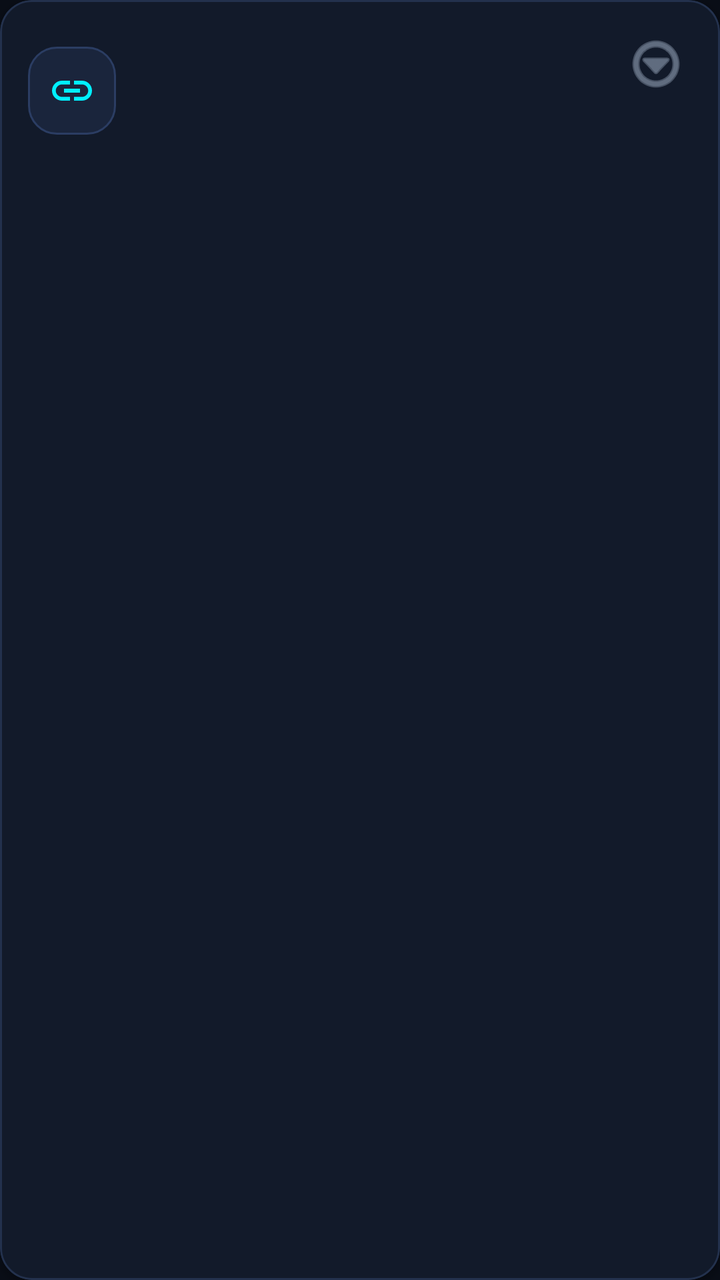
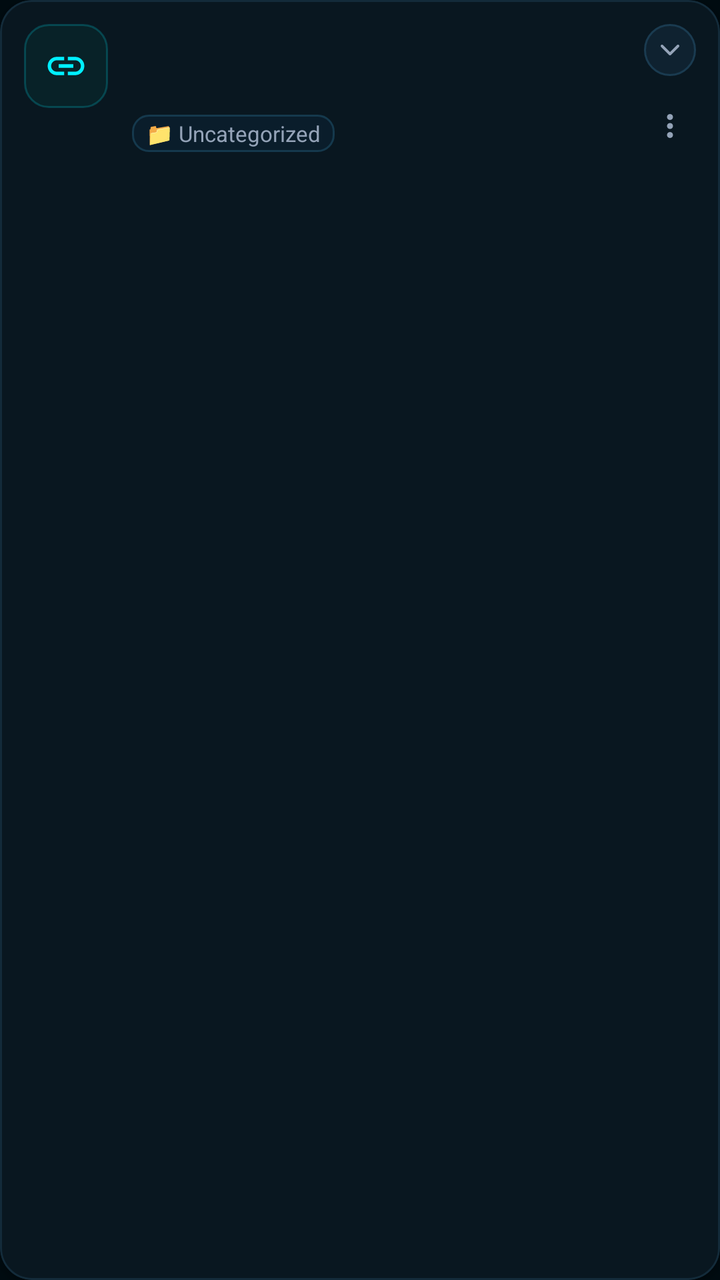

Two renders of the same Android screen: before a commit and after it. Below are the layout's source before the change and the commit's diff.
<!-- AndroidManifest.xml: application theme Theme.LinkVault -->
<!-- res/layout/item_link.xml -->
<?xml version="1.0" encoding="utf-8"?>
<com.google.android.material.card.MaterialCardView xmlns:android="http://schemas.android.com/apk/res/android"
    xmlns:app="http://schemas.android.com/apk/res-auto"
    android:layout_width="match_parent"
    android:layout_height="wrap_content"
    android:layout_marginStart="14dp"
    android:layout_marginTop="6dp"
    android:layout_marginEnd="14dp"
    android:layout_marginBottom="6dp"
    android:clickable="true"
    android:focusable="true"
    app:cardBackgroundColor="@color/cyber_surface_card"
    app:cardCornerRadius="16dp"
    app:cardElevation="2dp"
    app:strokeWidth="1dp"
    app:strokeColor="@color/cyber_border">

    <androidx.constraintlayout.widget.ConstraintLayout
        android:layout_width="match_parent"
        android:layout_height="wrap_content"
        android:padding="14dp">

        
        <FrameLayout
            android:id="@+id/iconContainer"
            android:layout_width="44dp"
            android:layout_height="44dp"
            android:background="@drawable/bg_icon_badge"
            app:layout_constraintStart_toStartOf="parent"
            app:layout_constraintTop_toTopOf="parent"
            app:layout_constraintBottom_toBottomOf="parent">

            <ImageView
                android:id="@+id/typeIcon"
                android:layout_width="24dp"
                android:layout_height="24dp"
                android:layout_gravity="center"
                android:src="@drawable/ic_link"
                android:contentDescription="@null" />
        </FrameLayout>

        
        <TextView
            android:id="@+id/itemTitle"
            android:layout_width="0dp"
            android:layout_height="wrap_content"
            android:layout_marginStart="14dp"
            android:layout_marginEnd="6dp"
            android:ellipsize="end"
            android:maxLines="2"
            android:textStyle="bold"
            android:textColor="@color/cyber_text_primary"
            android:textAppearance="?attr/textAppearanceTitleMedium"
            app:layout_constraintEnd_toStartOf="@id/pinIcon"
            app:layout_constraintStart_toEndOf="@id/iconContainer"
            app:layout_constraintTop_toTopOf="parent" />

        
        <TextView
            android:id="@+id/itemUrl"
            android:layout_width="0dp"
            android:layout_height="wrap_content"
            android:layout_marginStart="14dp"
            android:layout_marginTop="3dp"
            android:layout_marginEnd="6dp"
            android:ellipsize="middle"
            android:maxLines="1"
            android:singleLine="true"
            android:textAppearance="?attr/textAppearanceBodySmall"
            android:textColor="@color/cyber_cyan"
            app:layout_constraintEnd_toStartOf="@id/pinIcon"
            app:layout_constraintStart_toEndOf="@id/iconContainer"
            app:layout_constraintTop_toBottomOf="@id/itemTitle" />

        
        <TextView
            android:id="@+id/itemSummary"
            android:layout_width="0dp"
            android:layout_height="wrap_content"
            android:layout_marginStart="14dp"
            android:layout_marginTop="4dp"
            android:layout_marginEnd="6dp"
            android:ellipsize="end"
            android:maxLines="2"
            android:textAppearance="?attr/textAppearanceBodySmall"
            android:textColor="@color/cyber_text_secondary"
            android:visibility="gone"
            app:layout_constraintEnd_toStartOf="@id/pinIcon"
            app:layout_constraintStart_toEndOf="@id/iconContainer"
            app:layout_constraintTop_toBottomOf="@id/itemUrl" />

        
        <TextView
            android:id="@+id/itemMeta"
            android:layout_width="0dp"
            android:layout_height="wrap_content"
            android:layout_marginStart="14dp"
            android:layout_marginTop="5dp"
            android:layout_marginEnd="8dp"
            android:ellipsize="end"
            android:maxLines="1"
            android:textAppearance="?attr/textAppearanceBodySmall"
            android:textColor="@color/cyber_text_secondary"
            app:layout_constraintEnd_toStartOf="@id/moreButton"
            app:layout_constraintStart_toEndOf="@id/iconContainer"
            app:layout_constraintTop_toBottomOf="@id/itemSummary" />

        
        <ImageView
            android:id="@+id/pinIcon"
            android:layout_width="20dp"
            android:layout_height="20dp"
            android:contentDescription="@string/action_pin"
            android:src="@drawable/ic_star"
            android:visibility="gone"
            app:layout_constraintEnd_toStartOf="@id/moreButton"
            app:layout_constraintTop_toTopOf="parent" />

        
        <ImageButton
            android:id="@+id/moreButton"
            android:layout_width="36dp"
            android:layout_height="36dp"
            android:background="?attr/selectableItemBackgroundBorderless"
            android:contentDescription="@string/menu_more"
            android:src="@android:drawable/ic_menu_more"
            app:tint="@color/cyber_text_secondary"
            app:layout_constraintEnd_toEndOf="parent"
            app:layout_constraintTop_toTopOf="parent" />

    </androidx.constraintlayout.widget.ConstraintLayout>
</com.google.android.material.card.MaterialCardView>
<!-- resources referenced by this layout -->
<resources>
  <color name="cyber_border">#23314D</color>
  <color name="cyber_cyan">#00F0FF</color>
  <color name="cyber_surface_card">#121A2A</color>
  <color name="cyber_text_primary">#F8FAFC</color>
  <color name="cyber_text_secondary">#94A3B8</color>
  <!-- drawable bg_icon_badge (drawable) -->
  <?xml version="1.0" encoding="utf-8"?>
  <shape xmlns:android="http://schemas.android.com/apk/res/android"
      android:shape="rectangle">
      <corners android:radius="14dp" />
      <solid android:color="#1A253C" />
      <stroke
          android:width="1dp"
          android:color="#2B3D63" />
  </shape>
  <string name="action_pin">Pin</string>
  <string name="menu_more">More actions</string>
  <style name="Theme.LinkVault" parent="Theme.Material3.Dark.NoActionBar">
          <item name="colorPrimary">@color/cyber_cyan</item>
          <item name="colorOnPrimary">@color/cyber_bg</item>
          <item name="colorPrimaryContainer">@color/cyber_surface_elevated</item>
          <item name="colorOnPrimaryContainer">@color/cyber_text_primary</item>
          <item name="colorSecondary">@color/cyber_purple</item>
          <item name="colorOnSecondary">@color/cyber_bg</item>
          <item name="colorSurface">@color/cyber_surface</item>
          <item name="colorOnSurface">@color/cyber_text_primary</item>
          <item name="android:windowBackground">@color/cyber_bg</item>
          <item name="android:statusBarColor">@color/cyber_bg</item>
          <item name="android:navigationBarColor">@color/cyber_bg</item>
          <item name="android:windowLightStatusBar">false</item>
      </style>
  <color name="cyber_bg">#090D16</color>
  <color name="cyber_surface_elevated">#172033</color>
  <color name="cyber_purple">#A855F7</color>
  <color name="cyber_surface">#111827</color>
  <!-- unchanged entries left out for length: 2 -->
</resources>

<!-- the commit's change to res/layout/item_link.xml (unified diff, before → after) -->
@@ -4,9 +4,9 @@
     android:layout_width="match_parent"
     android:layout_height="wrap_content"
     android:layout_marginStart="14dp"
-    android:layout_marginTop="6dp"
+    android:layout_marginTop="5dp"
     android:layout_marginEnd="14dp"
-    android:layout_marginBottom="6dp"
+    android:layout_marginBottom="5dp"
     android:clickable="true"
     android:focusable="true"
     app:cardBackgroundColor="@color/cyber_surface_card"
@@ -18,24 +18,24 @@
     <androidx.constraintlayout.widget.ConstraintLayout
         android:layout_width="match_parent"
         android:layout_height="wrap_content"
-        android:padding="14dp">
+        android:padding="12dp">
 
         
         <FrameLayout
             android:id="@+id/iconContainer"
-            android:layout_width="44dp"
-            android:layout_height="44dp"
+            android:layout_width="42dp"
+            android:layout_height="42dp"
             android:background="@drawable/bg_icon_badge"
             app:layout_constraintStart_toStartOf="parent"
-            app:layout_constraintTop_toTopOf="parent"
-            app:layout_constraintBottom_toBottomOf="parent">
+            app:layout_constraintTop_toTopOf="parent">
 
             <ImageView
                 android:id="@+id/typeIcon"
-                android:layout_width="24dp"
-                android:layout_height="24dp"
+                android:layout_width="22dp"
+                android:layout_height="22dp"
                 android:layout_gravity="center"
                 android:src="@drawable/ic_link"
+                app:tint="@color/cyber_cyan"
                 android:contentDescription="@null" />
         </FrameLayout>
 
@@ -44,14 +44,14 @@
             android:id="@+id/itemTitle"
             android:layout_width="0dp"
             android:layout_height="wrap_content"
-            android:layout_marginStart="14dp"
+            android:layout_marginStart="12dp"
             android:layout_marginEnd="6dp"
             android:ellipsize="end"
             android:maxLines="2"
             android:textStyle="bold"
             android:textColor="@color/cyber_text_primary"
-            android:textAppearance="?attr/textAppearanceTitleMedium"
-            app:layout_constraintEnd_toStartOf="@id/pinIcon"
+            android:textSize="14sp"
+            app:layout_constraintEnd_toStartOf="@id/itemChevron"
             app:layout_constraintStart_toEndOf="@id/iconContainer"
             app:layout_constraintTop_toTopOf="parent" />
 
@@ -60,15 +60,15 @@
             android:id="@+id/itemUrl"
             android:layout_width="0dp"
             android:layout_height="wrap_content"
-            android:layout_marginStart="14dp"
+            android:layout_marginStart="12dp"
             android:layout_marginTop="3dp"
             android:layout_marginEnd="6dp"
             android:ellipsize="middle"
             android:maxLines="1"
             android:singleLine="true"
-            android:textAppearance="?attr/textAppearanceBodySmall"
-            android:textColor="@color/cyber_cyan"
-            app:layout_constraintEnd_toStartOf="@id/pinIcon"
+            android:textSize="12sp"
+            android:textColor="@color/cyber_text_cyan"
+            app:layout_constraintEnd_toStartOf="@id/itemChevron"
             app:layout_constraintStart_toEndOf="@id/iconContainer"
             app:layout_constraintTop_toBottomOf="@id/itemTitle" />
 
@@ -77,56 +77,143 @@
             android:id="@+id/itemSummary"
             android:layout_width="0dp"
             android:layout_height="wrap_content"
-            android:layout_marginStart="14dp"
+            android:layout_marginStart="12dp"
             android:layout_marginTop="4dp"
             android:layout_marginEnd="6dp"
             android:ellipsize="end"
             android:maxLines="2"
-            android:textAppearance="?attr/textAppearanceBodySmall"
+            android:textSize="12sp"
+            android:lineSpacingExtra="2dp"
             android:textColor="@color/cyber_text_secondary"
             android:visibility="gone"
-            app:layout_constraintEnd_toStartOf="@id/pinIcon"
+            app:layout_constraintEnd_toStartOf="@id/itemChevron"
             app:layout_constraintStart_toEndOf="@id/iconContainer"
             app:layout_constraintTop_toBottomOf="@id/itemUrl" />
 
         
-        <TextView
-            android:id="@+id/itemMeta"
-            android:layout_width="0dp"
-            android:layout_height="wrap_content"
-            android:layout_marginStart="14dp"
-            android:layout_marginTop="5dp"
-            android:layout_marginEnd="8dp"
-            android:ellipsize="end"
-            android:maxLines="1"
-            android:textAppearance="?attr/textAppearanceBodySmall"
-            android:textColor="@color/cyber_text_secondary"
+        <LinearLayout
+            android:id="@+id/metadataRow"
+            android:layout_width="0dp"
+            android:layout_height="wrap_content"
+            android:layout_marginStart="12dp"
+            android:layout_marginTop="7dp"
+            android:layout_marginEnd="6dp"
+            android:orientation="horizontal"
+            android:gravity="center_vertical"
             app:layout_constraintEnd_toStartOf="@id/moreButton"
             app:layout_constraintStart_toEndOf="@id/iconContainer"
-            app:layout_constraintTop_toBottomOf="@id/itemSummary" />
+            app:layout_constraintTop_toBottomOf="@id/itemSummary">
+
+            
+            <TextView
+                android:id="@+id/metaCategory"
+                android:layout_width="wrap_content"
+                android:layout_height="wrap_content"
+                android:background="@drawable/bg_badge_offline"
+                android:paddingStart="7dp"
+                android:paddingTop="2dp"
+                android:paddingEnd="7dp"
+                android:paddingBottom="2dp"
+                android:text="📁 Uncategorized"
+                android:textColor="@color/cyber_text_secondary"
+                android:textSize="11sp" />
+
+            
+            <TextView
+                android:id="@+id/metaTag"
+                android:layout_width="wrap_content"
+                android:layout_height="wrap_content"
+                android:layout_marginStart="6dp"
+                android:background="@drawable/bg_badge_offline"
+                android:paddingStart="7dp"
+                android:paddingTop="2dp"
+                android:paddingEnd="7dp"
+                android:paddingBottom="2dp"
+                android:textColor="@color/cyber_text_secondary"
+                android:textSize="11sp"
+                android:visibility="gone" />
+
+            
+            <TextView
+                android:id="@+id/metaMoreTags"
+                android:layout_width="wrap_content"
+                android:layout_height="wrap_content"
+                android:layout_marginStart="4dp"
+                android:background="@drawable/bg_badge_offline"
+                android:paddingStart="5dp"
+                android:paddingTop="2dp"
+                android:paddingEnd="5dp"
+                android:paddingBottom="2dp"
+                android:text="+4"
+                android:textColor="@color/cyber_text_secondary"
+                android:textSize="11sp"
+                android:visibility="gone" />
+
+            
+            <TextView
+                android:id="@+id/metaStatus"
+                android:layout_width="wrap_content"
+                android:layout_height="wrap_content"
+                android:layout_marginStart="6dp"
+                android:background="@drawable/bg_badge_offline"
+                android:paddingStart="7dp"
+                android:paddingTop="2dp"
+                android:paddingEnd="7dp"
+                android:paddingBottom="2dp"
+                android:textColor="@color/cyber_emerald"
+                android:textSize="11sp"
+                android:visibility="gone" />
+
+            
+            <TextView
+                android:id="@+id/itemMeta"
+                android:layout_width="wrap_content"
+                android:layout_height="wrap_content"
+                android:textColor="@color/cyber_text_secondary"
+                android:textSize="11sp"
+                android:visibility="gone" />
+        </LinearLayout>
+
+        
+        <ImageButton
+            android:id="@+id/itemChevron"
+            android:layout_width="26dp"
+            android:layout_height="26dp"
+            android:background="@drawable/bg_btn_circle"
+            android:padding="5dp"
+            android:scaleType="fitCenter"
+            android:contentDescription="Expand"
+            android:src="@drawable/ic_chevron_down"
+            app:tint="@color/cyber_text_secondary"
+            app:layout_constraintEnd_toEndOf="parent"
+            app:layout_constraintTop_toTopOf="parent" />
 
         
         <ImageView
             android:id="@+id/pinIcon"
-            android:layout_width="20dp"
-            android:layout_height="20dp"
+            android:layout_width="18dp"
+            android:layout_height="18dp"
             android:contentDescription="@string/action_pin"
             android:src="@drawable/ic_star"
             android:visibility="gone"
-            app:layout_constraintEnd_toStartOf="@id/moreButton"
-            app:layout_constraintTop_toTopOf="parent" />
+            app:tint="@color/cyber_amber"
+            app:layout_constraintEnd_toStartOf="@id/itemChevron"
+            app:layout_constraintTop_toTopOf="parent"
+            android:layout_marginEnd="6dp" />
 
         
         <ImageButton
             android:id="@+id/moreButton"
-            android:layout_width="36dp"
-            android:layout_height="36dp"
+            android:layout_width="26dp"
+            android:layout_height="26dp"
             android:background="?attr/selectableItemBackgroundBorderless"
             android:contentDescription="@string/menu_more"
-            android:src="@android:drawable/ic_menu_more"
+            android:padding="4dp"
+            android:scaleType="fitCenter"
+            android:src="@drawable/ic_more_vert"
             app:tint="@color/cyber_text_secondary"
             app:layout_constraintEnd_toEndOf="parent"
-            app:layout_constraintTop_toTopOf="parent" />
+            app:layout_constraintBottom_toBottomOf="parent" />
 
     </androidx.constraintlayout.widget.ConstraintLayout>
 </com.google.android.material.card.MaterialCardView>
<!-- resource entries referenced after the edit -->
@@ -1,40 +1,91 @@
 <!-- resources referenced by this layout -->
 <resources>
-  <color name="cyber_border">#23314D</color>
+  <color name="cyber_amber">#F59E0B</color>
+  <color name="cyber_border">#132B3A</color>
   <color name="cyber_cyan">#00F0FF</color>
-  <color name="cyber_surface_card">#121A2A</color>
+  <color name="cyber_emerald">#00C853</color>
+  <color name="cyber_surface_card">#091720</color>
+  <color name="cyber_text_cyan">#00F0FF</color>
   <color name="cyber_text_primary">#F8FAFC</color>
   <color name="cyber_text_secondary">#94A3B8</color>
+  <!-- drawable bg_badge_offline (drawable) -->
+  <?xml version="1.0" encoding="utf-8"?>
+  <shape xmlns:android="http://schemas.android.com/apk/res/android"
+      android:shape="rectangle">
+      <corners android:radius="8dp" />
+      <solid android:color="#0A1D2B" />
+      <stroke
+          android:width="1dp"
+          android:color="#15394D" />
+  </shape>
+  <!-- drawable bg_btn_circle (drawable) -->
+  <?xml version="1.0" encoding="utf-8"?>
+  <ripple xmlns:android="http://schemas.android.com/apk/res/android"
+      android:color="#3300F0FF">
+      <item>
+          <shape android:shape="oval">
+              <solid android:color="#0F2230" />
+              <stroke
+                  android:width="1dp"
+                  android:color="#1A3B50" />
+          </shape>
+      </item>
+  </ripple>
   <!-- drawable bg_icon_badge (drawable) -->
   <?xml version="1.0" encoding="utf-8"?>
   <shape xmlns:android="http://schemas.android.com/apk/res/android"
       android:shape="rectangle">
-      <corners android:radius="14dp" />
-      <solid android:color="#1A253C" />
+      <corners android:radius="12dp" />
+      <solid android:color="#082228" />
       <stroke
           android:width="1dp"
-          android:color="#2B3D63" />
+          android:color="#3300F0FF" />
   </shape>
+  <!-- drawable ic_chevron_down (drawable) -->
+  <?xml version="1.0" encoding="utf-8"?>
+  <vector xmlns:android="http://schemas.android.com/apk/res/android"
+      android:width="24dp"
+      android:height="24dp"
+      android:viewportWidth="24"
+      android:viewportHeight="24">
+      <path
+          android:strokeColor="#94A3B8"
+          android:strokeWidth="2"
+          android:strokeLineCap="round"
+          android:strokeLineJoin="round"
+          android:pathData="M6,9 L12,15 L18,9" />
+  </vector>
+  <!-- drawable ic_more_vert (drawable) -->
+  <vector xmlns:android="http://schemas.android.com/apk/res/android"
+      android:width="24dp"
+      android:height="24dp"
+      android:viewportWidth="24"
+      android:viewportHeight="24">
+      <path
+          android:fillColor="@color/cyber_text_secondary"
+          android:pathData="M12,8c1.1,0 2,-0.9 2,-2s-0.9,-2 -2,-2 -2,0.9 -2,2 0.9,2 2,2zM12,10c-1.1,0 -2,0.9 -2,2s0.9,2 2,2 2,-0.9 2,-2 -0.9,-2 -2,-2zM12,16c-1.1,0 -2,0.9 -2,2s0.9,2 2,2 2,-0.9 2,-2 -0.9,-2 -2,-2z" />
+  </vector>
   <string name="action_pin">Pin</string>
   <string name="menu_more">More actions</string>
   <style name="Theme.LinkVault" parent="Theme.Material3.Dark.NoActionBar">
           <item name="colorPrimary">@color/cyber_cyan</item>
           <item name="colorOnPrimary">@color/cyber_bg</item>
-          <item name="colorPrimaryContainer">@color/cyber_surface_elevated</item>
+          <item name="colorPrimaryContainer">@color/cyber_teal_container</item>
           <item name="colorOnPrimaryContainer">@color/cyber_text_primary</item>
-          <item name="colorSecondary">@color/cyber_purple</item>
+          <item name="colorSecondary">@color/cyber_teal</item>
           <item name="colorOnSecondary">@color/cyber_bg</item>
           <item name="colorSurface">@color/cyber_surface</item>
           <item name="colorOnSurface">@color/cyber_text_primary</item>
           <item name="android:windowBackground">@color/cyber_bg</item>
           <item name="android:statusBarColor">@color/cyber_bg</item>
-          <item name="android:navigationBarColor">@color/cyber_bg</item>
+          <item name="android:navigationBarColor">@color/cyber_bottom_nav_bg</item>
           <item name="android:windowLightStatusBar">false</item>
       </style>
-  <color name="cyber_bg">#090D16</color>
-  <color name="cyber_surface_elevated">#172033</color>
-  <color name="cyber_purple">#A855F7</color>
-  <color name="cyber_surface">#111827</color>
+  <color name="cyber_bg">#000B10</color>
+  <color name="cyber_teal_container">#0A2E2C</color>
+  <color name="cyber_teal">#00E5FF</color>
+  <color name="cyber_surface">#07131D</color>
+  <color name="cyber_bottom_nav_bg">#001416</color>
   <!-- unchanged entries left out for length: 2 -->
 </resources>
 
